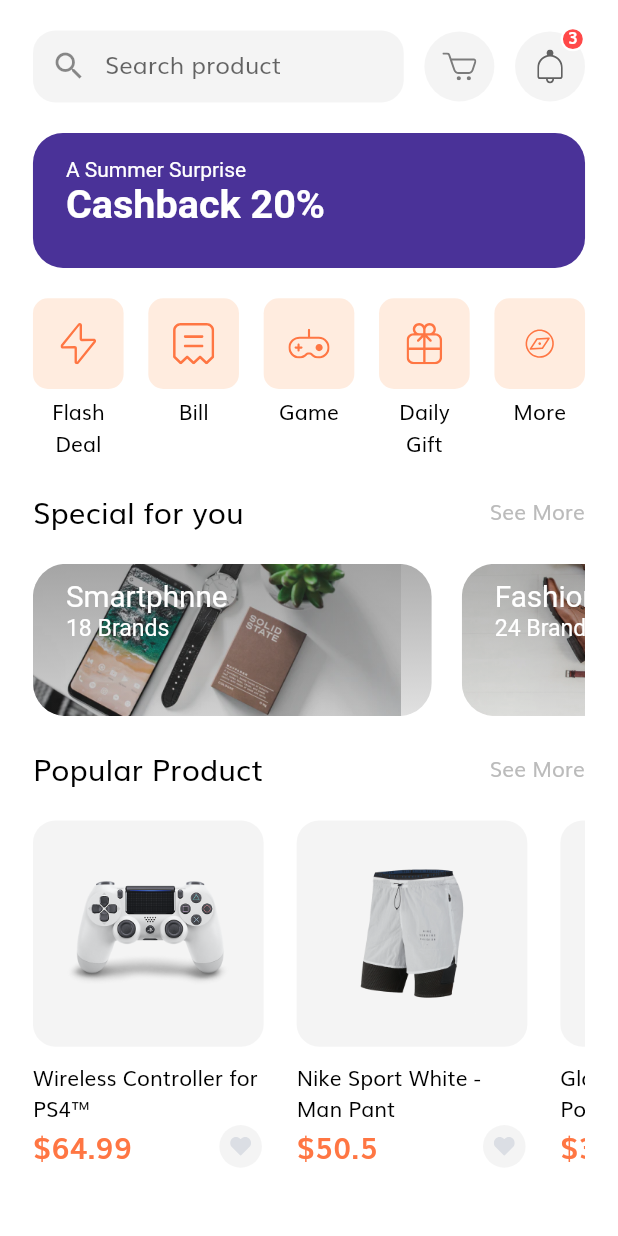
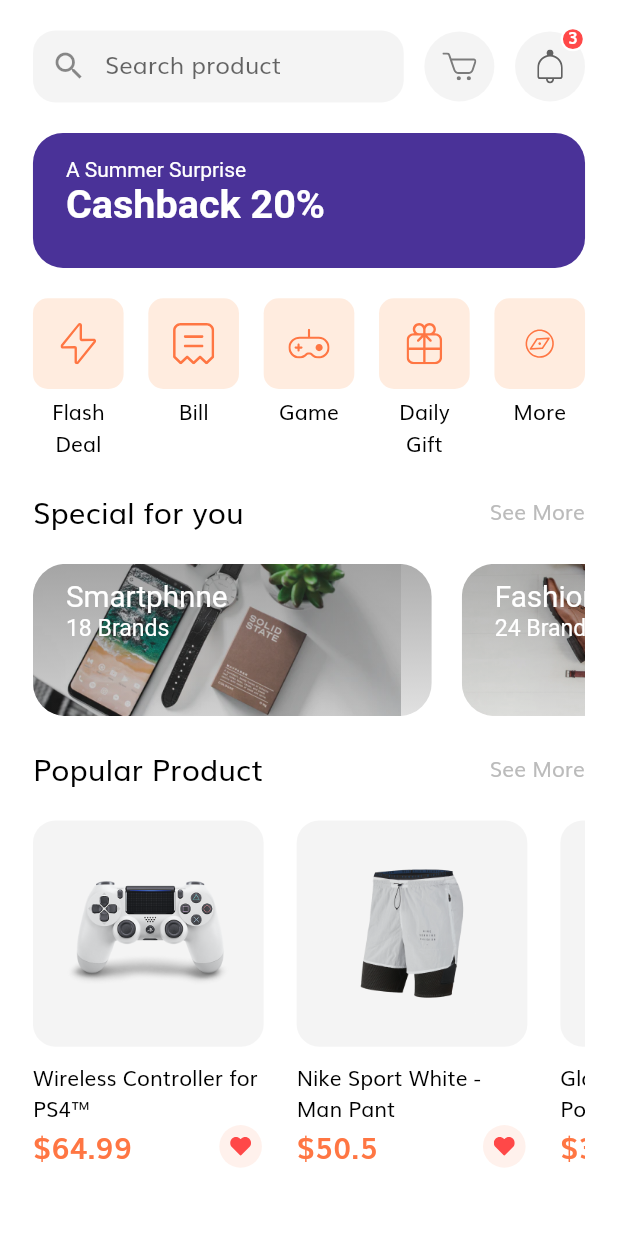
Before and after one commit to kv1991/shopping-mall, a Flutter app: the HomeScreen screen opened by its route, on a phone screen of 412 x 824 dp. Run offline on Flutter 3.47's test engine with Material 2 defaults, Android fonts, the phone set to English and light mode, and no system bars; our stand-ins replace flutter_svg.

Commit message:
style:  updated like button UI.

```diff
--- a/lib/screens/home/components/popular_products.dart
+++ b/lib/screens/home/components/popular_products.dart
@@ -79,10 +79,13 @@ class ProductCard extends StatelessWidget {
                     height: getProportionateScreenHeight(28),
                     padding: EdgeInsets.all(8),
                     decoration: BoxDecoration(
-                      color: kSecondaryColor.withOpacity(0.1),
+                      color: product.isPopular ? kPrimaryColor.withOpacity(0.1) : kSecondaryColor.withOpacity(0.1),
                       shape: BoxShape.circle
                     ),
-                    child: SvgPicture.asset('assets/icons/Heart Icon_2.svg'),
+                    child: SvgPicture.asset(
+                      'assets/icons/Heart Icon_2.svg',
+                      color: product.isPopular ? Color(0xFFFF4848) : Color(0xFFDBDEE4)
+                    ),
                   )
                 ]
               )
```
